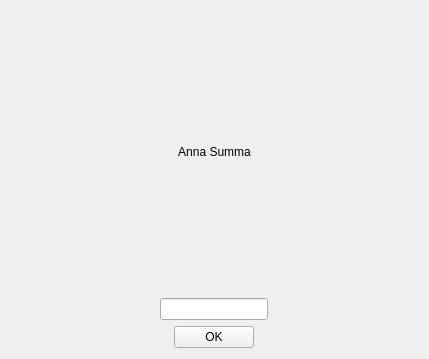
Before: the Qt Designer form frontend/manualsummawindow.ui in Peasami/bank-simulator-2023, drawn with Qt 5.
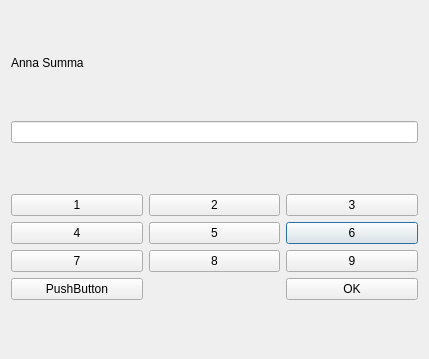
After: the same form once the commit is applied.

Commit message: manualsummawindow näppäimet

```diff
--- a/frontend/manualsummawindow.ui
+++ b/frontend/manualsummawindow.ui
@@ -15,25 +15,25 @@
   </property>
   <layout class="QVBoxLayout" name="verticalLayout_2">
    <item>
-    <layout class="QHBoxLayout" name="horizontalLayout_3">
-     <item>
       <widget class="QLabel" name="label">
+     <property name="sizePolicy">
+      <sizepolicy hsizetype="Preferred" vsizetype="Maximum">
+       <horstretch>0</horstretch>
+       <verstretch>0</verstretch>
+      </sizepolicy>
+     </property>
        <property name="text">
         <string>Anna Summa</string>
        </property>
        <property name="alignment">
-        <set>Qt::AlignCenter</set>
+      <set>Qt::AlignLeading|Qt::AlignLeft|Qt::AlignVCenter</set>
        </property>
       </widget>
      </item>
-    </layout>
-   </item>
-   <item>
-    <layout class="QHBoxLayout" name="horizontalLayout">
      <item>
       <widget class="QLineEdit" name="summaEdit">
        <property name="sizePolicy">
-        <sizepolicy hsizetype="Fixed" vsizetype="Fixed">
+      <sizepolicy hsizetype="Minimum" vsizetype="Fixed">
          <horstretch>0</horstretch>
          <verstretch>0</verstretch>
         </sizepolicy>
@@ -46,14 +46,77 @@
        </property>
       </widget>
      </item>
-    </layout>
-   </item>
    <item>
-    <layout class="QHBoxLayout" name="horizontalLayout_2">
+    <layout class="QHBoxLayout" name="horizontalLayout">
      <item>
+      <layout class="QGridLayout" name="gridLayout">
+       <item row="1" column="3">
+        <widget class="QPushButton" name="b6">
+         <property name="text">
+          <string>6</string>
+         </property>
+        </widget>
+       </item>
+       <item row="1" column="1">
+        <widget class="QPushButton" name="b4">
+         <property name="text">
+          <string>4</string>
+         </property>
+        </widget>
+       </item>
+       <item row="0" column="1">
+        <widget class="QPushButton" name="b1">
+         <property name="text">
+          <string>1</string>
+         </property>
+        </widget>
+       </item>
+       <item row="2" column="1">
+        <widget class="QPushButton" name="b7">
+         <property name="text">
+          <string>7</string>
+         </property>
+        </widget>
+       </item>
+       <item row="0" column="3">
+        <widget class="QPushButton" name="b3">
+         <property name="text">
+          <string>3</string>
+         </property>
+        </widget>
+       </item>
+       <item row="1" column="2">
+        <widget class="QPushButton" name="b5">
+         <property name="text">
+          <string>5</string>
+         </property>
+        </widget>
+       </item>
+       <item row="2" column="2">
+        <widget class="QPushButton" name="b8">
+         <property name="text">
+          <string>8</string>
+         </property>
+        </widget>
+       </item>
+       <item row="0" column="2">
+        <widget class="QPushButton" name="b2">
+         <property name="text">
+          <string>2</string>
+         </property>
+        </widget>
+       </item>
+       <item row="2" column="3">
+        <widget class="QPushButton" name="b9">
+         <property name="text">
+          <string>9</string>
+         </property>
+        </widget>
+       </item>
+       <item row="3" column="3">
       <widget class="QPushButton" name="OKButton">
        <property name="sizePolicy">
-        <sizepolicy hsizetype="Fixed" vsizetype="Fixed">
+          <sizepolicy hsizetype="Minimum" vsizetype="Fixed">
          <horstretch>0</horstretch>
          <verstretch>0</verstretch>
         </sizepolicy>
@@ -73,6 +136,15 @@
         <bool>false</bool>
        </property>
       </widget>
+       </item>
+       <item row="3" column="1">
+        <widget class="QPushButton" name="ClearButton">
+         <property name="text">
+          <string>PushButton</string>
+         </property>
+        </widget>
+       </item>
+      </layout>
      </item>
     </layout>
    </item>
```
Lines whose indentation alone changed are shown as unchanged.
